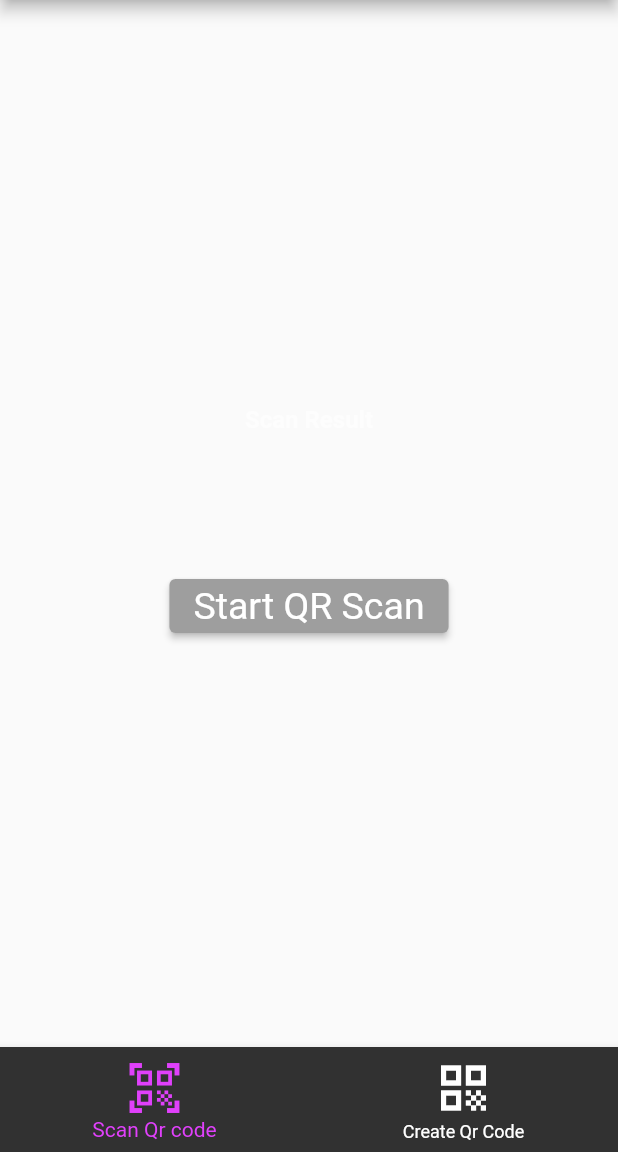
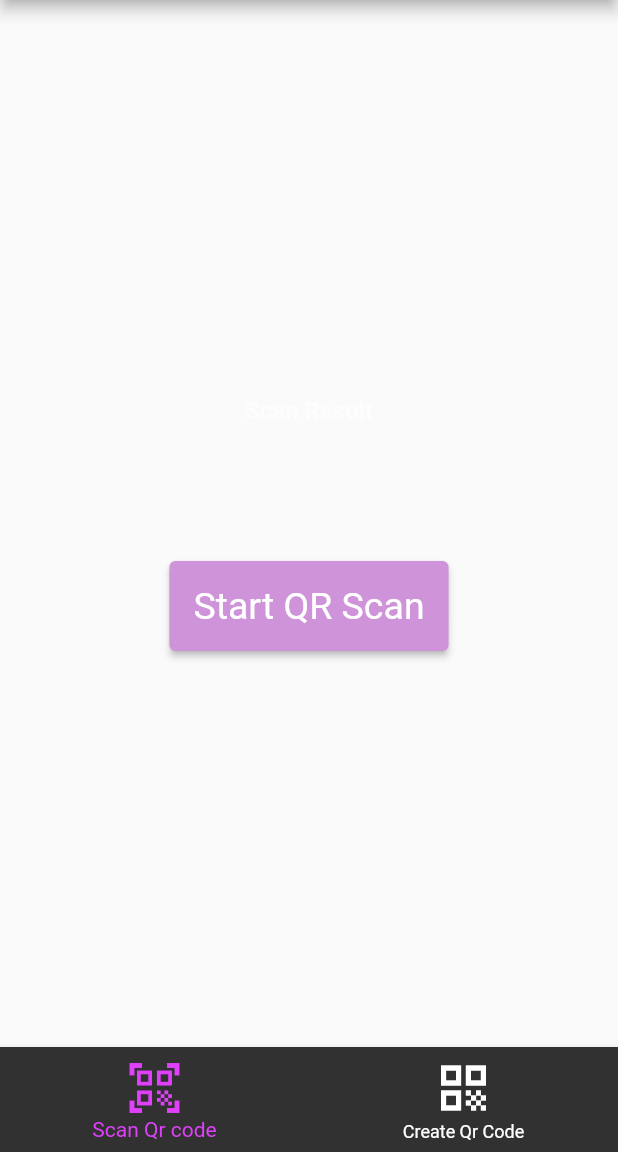
Before and after one commit to gulsenkeskin/qr_code_scanner, a Flutter app: the screen it shows after launch, on a phone screen of 412 x 824 dp, the part 84-1236 px from its top. Run offline on Flutter 3.47's test engine with Material 2 defaults, Android fonts, the phone set to English and light mode, and no system bars; our stand-ins replace qr_flutter; missing offline and left inert: dart:ffi, flutter_barcode_scanner.

Commit message:
Update button_widget.dart

```diff
--- a/lib/widgets/button_widget.dart
+++ b/lib/widgets/button_widget.dart
@@ -19,5 +19,6 @@ class ButtonWidget extends StatelessWidget {
       ),
       onPressed: onClicked,
       style: ElevatedButton.styleFrom(
-          textStyle: const TextStyle(fontSize: 25), primary: Colors.grey));
+        minimumSize: Size(MediaQuery.of(context).size.width/3, 60),
+          textStyle: const TextStyle(fontSize: 25), primary: Colors.purple[200]),);
 }
```
